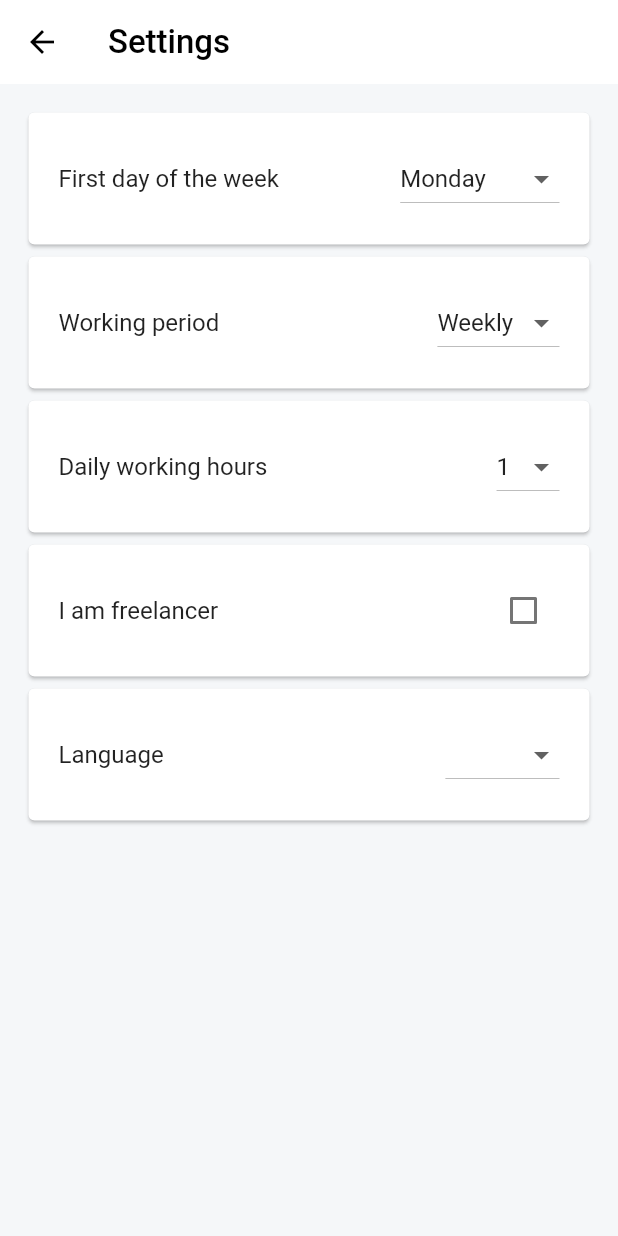
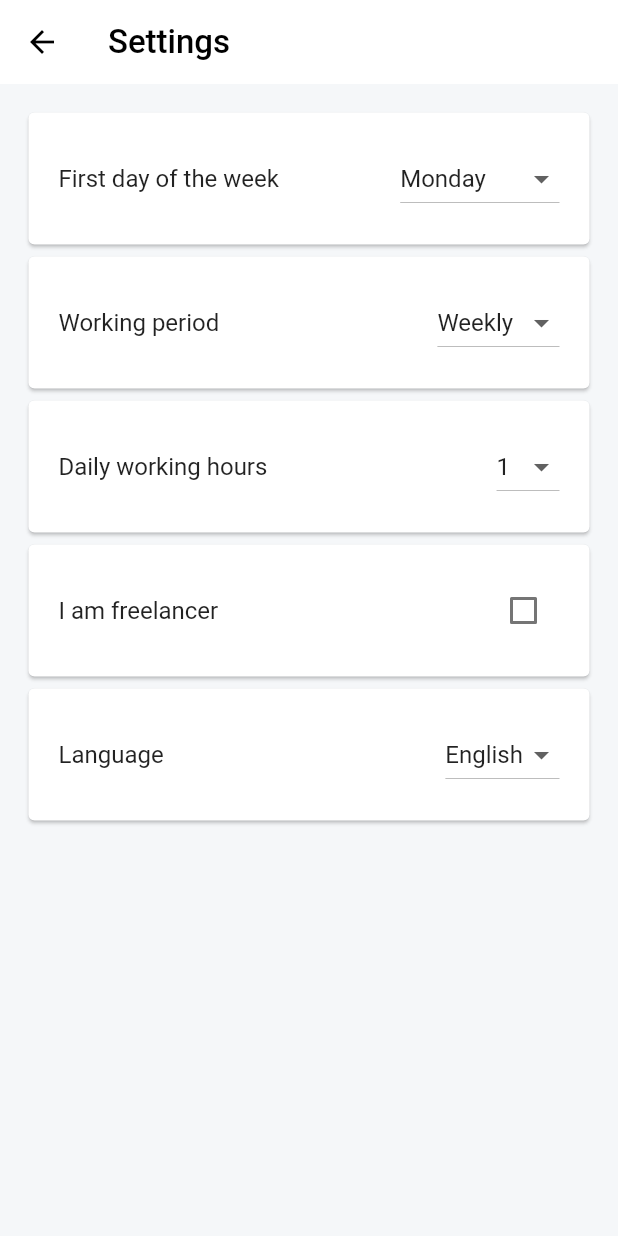
Before and after one commit to canccevik/time-tracker, a Flutter app: the screen it shows after launch, after a tap on the "settings" icon, on a phone screen of 412 x 824 dp. Run offline on Flutter 3.47's test engine with Material 2 defaults, Android fonts, the phone set to English and light mode, and no system bars; our stand-ins replace flutter_bloc, hive, hive_flutter, jiffy, percent_indicator; missing offline and left inert: custom_timer, date_picker_timeline_trendway, waveprogressbar_flutter; accounts and stored records are empty.

```diff
--- a/lib/main.dart
+++ b/lib/main.dart
@@ -3,7 +3,6 @@ import 'package:flutter/material.dart';
 // ignore: unnecessary_import
 import 'package:hive/hive.dart';
 import 'package:hive_flutter/hive_flutter.dart';
-import 'package:jiffy/jiffy.dart';
 // ignore: unused_import
 import 'package:path_provider/path_provider.dart';
 import 'package:flutter_bloc/flutter_bloc.dart';
@@ -38,6 +37,7 @@ void main() async {
 
   String appLanguage = initialSettings.appLanguage ?? LocaleSettings.useDeviceLocale().flutterLocale.languageCode;
   LocaleSettings.setLocaleRaw(appLanguage);
+  initialSettings.appLanguage = appLanguage;
 
   runApp(
     TranslationProvider(
--- a/lib/presentation/screens/app.dart
+++ b/lib/presentation/screens/app.dart
@@ -30,6 +30,8 @@ class _AppState extends State<App> {
 
   late Widget activeScreen;
 
+  DatePickerController datePickerController = DatePickerController();
+
   void setJiffyLocale() async {
     await Jiffy.locale(LocaleSettings.currentLocale.flutterLocale.languageCode);
   }
@@ -39,6 +41,7 @@ class _AppState extends State<App> {
     setJiffyLocale();
     activeScreen = screens[0];
     super.initState();
+    WidgetsBinding.instance!.addPostFrameCallback((_) => datePickerController.animateToSelection());
   }
 
   @override
@@ -107,21 +110,36 @@ class _AppState extends State<App> {
     );
   }
 
-  DateTime _getMostRecentWeekday(DateTime date, int weekday) {
-    return DateTime(date.year, date.month, date.day - (date.weekday - (weekday + 1)) % 7);
+  DateTime _getStartDateOfDatePicker(DateTime date, int workingPeriod, int firstDayOfTheWeek) {
+    return DateTime(date.year, date.month, workingPeriod == 1 ? 1 : date.day - (date.weekday - (firstDayOfTheWeek + 1)) % 7);
+  }
+
+  List<DateTime> _getEnabledDates(DateTime startDate, int workingPeriod) {
+    int daysCount = DateTimeRange(start: startDate, end: DateTime.now()).duration.inDays + 1;
+    int dayToStart = workingPeriod == 0 ? startDate.day : 1;
+    return List.generate(daysCount, (i) => DateTime(startDate.year, startDate.month, i + dayToStart));
   }
 
   Widget _buildDatePicker(BuildContext context) {
-    return BlocBuilder<SettingsBloc, SettingsModel>(
+    return BlocConsumer<SettingsBloc, SettingsModel>(
+      listener: (context, state) {
+        datePickerController.animateToSelection();
+      },
       builder: (context, state) {
+        DateTime now = DateTime.now();
+        DateTime startDate = _getStartDateOfDatePicker(DateTime.now(), state.workingPeriod, state.firstDayOfTheWeek);
+        int daysCount = state.workingPeriod == 0 ?  7 : DateTime(now.year, now.month + 1, 0).day;
+
         return DatePicker(
-          _getMostRecentWeekday(DateTime.now(), state.firstDayOfTheWeek),
+          startDate,
           initialSelectedDate: DateTime.now(),
           locale: TranslationProvider.of(context).flutterLocale.languageCode,
-          daysCount: 7,
+          daysCount: daysCount,
+          controller: datePickerController,
           height: 90,
           selectionColor: Theme.of(context).primaryColor,
           selectedTextColor: Theme.of(context).iconTheme.color,
+          enabledDates: _getEnabledDates(startDate, state.workingPeriod),
           onDateChange: (date) {}
         );
       }
--- a/lib/presentation/screens/settings/settings.dart
+++ b/lib/presentation/screens/settings/settings.dart
@@ -1,6 +1,7 @@
 import 'package:flutter/material.dart';
 
 import 'package:flutter_bloc/flutter_bloc.dart';
+import 'package:jiffy/jiffy.dart';
 
 import 'package:time_tracker/domain/models/settings/settings.dart';
 import 'package:time_tracker/presentation/blocs/settings/settings_bloc.dart';
@@ -124,9 +125,10 @@ class Settings extends StatelessWidget {
                             value: language['code']
                           );
                         }).toList(),
-                        onChanged: (code) {
+                        onChanged: (code) async {
                           settingsBloc.add(AppLanguageUpdated(code!));
                           LocaleSettings.setLocaleRaw(code);
+                          await Jiffy.locale(code);
                         }
                       )
                     ),
```
